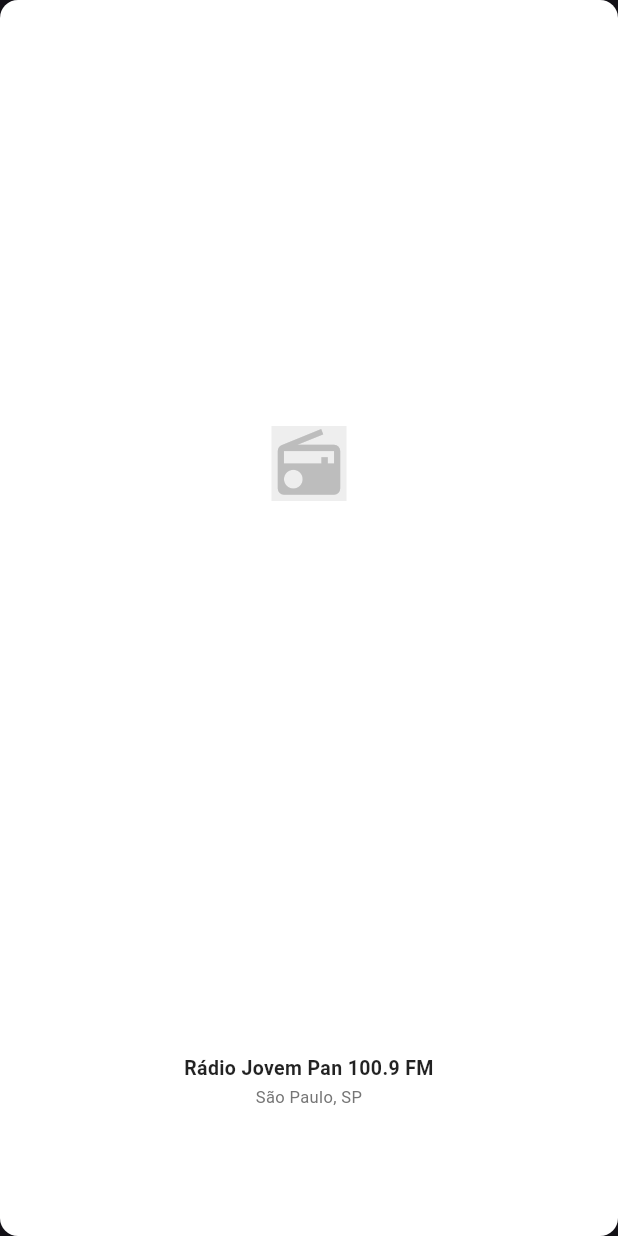
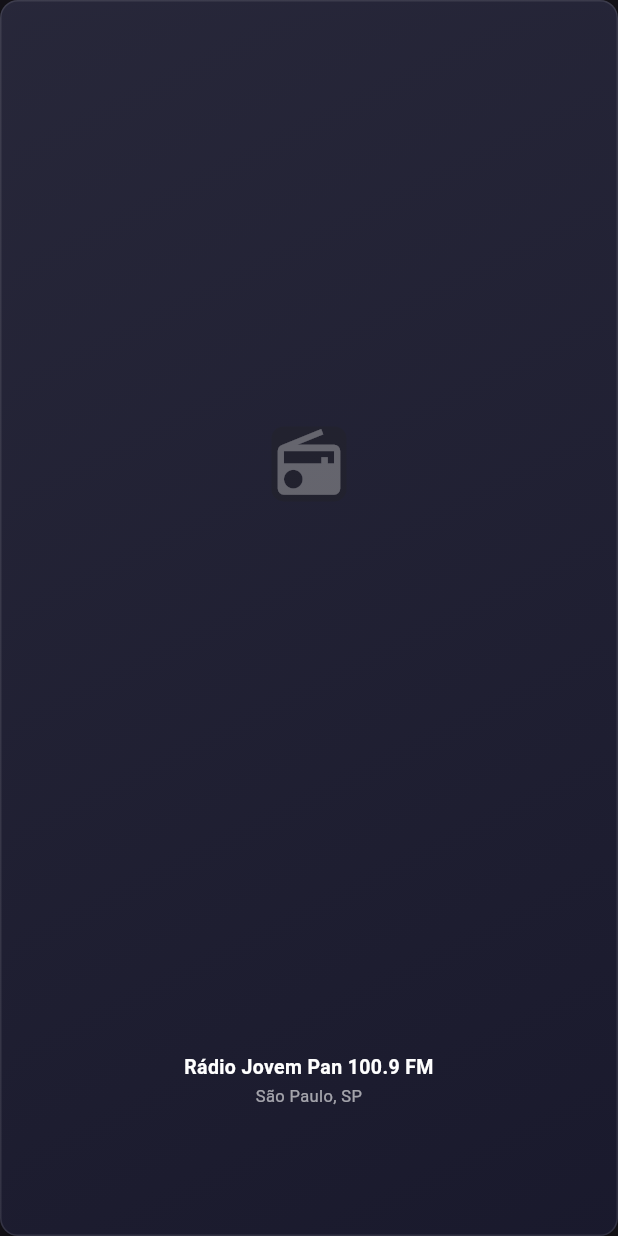
Before and after one commit to Breno2840/Radio-atual, a Flutter app: the RadioGridItem widget shown alone on an empty page, opened directly with sample values from the repository, on a phone screen of 412 x 824 dp. Run offline on Flutter 3.47's test engine with Material 3 defaults, Android fonts, the phone set to English and light mode, and no system bars; drawn by our look-alikes of cached_network_image; our stand-ins replace audio_service, device_info_plus, glassmorphism, just_audio, palette_generator, permission_handler and 1 more; accounts and stored records are empty; network calls fail.

Commit message:
Atualizar o radio_grid_item.dart

```diff
--- a/lib/widgets/radio_grid_item.dart
+++ b/lib/widgets/radio_grid_item.dart
@@ -20,13 +20,24 @@ class RadioGridItem extends StatelessWidget {
       onTap: onTap,
       child: Container(
         decoration: BoxDecoration(
-          color: Colors.white,
+          gradient: LinearGradient(
+            begin: Alignment.topLeft,
+            end: Alignment.bottomRight,
+            colors: [
+              const Color(0xFF2a2a3e).withOpacity(0.9),
+              const Color(0xFF1a1a2e).withOpacity(0.95),
+            ],
+          ),
           borderRadius: BorderRadius.circular(12),
+          border: Border.all(
+            color: Colors.white.withOpacity(0.1),
+            width: 1,
+          ),
           boxShadow: [
             BoxShadow(
-              color: Colors.black.withOpacity(0.1),
-              blurRadius: 8,
-              offset: const Offset(0, 2),
+              color: Colors.black.withOpacity(0.3),
+              blurRadius: 12,
+              offset: const Offset(0, 4),
             ),
           ],
         ),
@@ -42,7 +53,10 @@ class RadioGridItem extends StatelessWidget {
                     imageUrl: station.artUrl,
                     fit: BoxFit.contain,
                     placeholder: (context, url) => Container(
-                      color: Colors.grey[200],
+                      decoration: BoxDecoration(
+                        color: Colors.grey[900]?.withOpacity(0.3),
+                        borderRadius: BorderRadius.circular(8),
+                      ),
                       child: Center(
                         child: SizedBox(
                           width: 30,
@@ -50,18 +64,21 @@ class RadioGridItem extends StatelessWidget {
                           child: CircularProgressIndicator(
                             strokeWidth: 2,
                             valueColor: AlwaysStoppedAnimation<Color>(
-                              Colors.grey[400]!,
+                              Colors.white.withOpacity(0.5),
                             ),
                           ),
                         ),
                       ),
                     ),
                     errorWidget: (context, url, error) => Container(
-                      color: Colors.grey[200],
+                      decoration: BoxDecoration(
+                        color: Colors.grey[900]?.withOpacity(0.3),
+                        borderRadius: BorderRadius.circular(8),
+                      ),
                       child: Icon(
                         Icons.radio,
                         size: 50,
-                        color: Colors.grey[400],
+                        color: Colors.white.withOpacity(0.3),
                       ),
                     ),
                   ),
@@ -84,7 +101,7 @@ class RadioGridItem extends StatelessWidget {
                       style: const TextStyle(
                         fontSize: 13,
                         fontWeight: FontWeight.w600,
-                        color: Colors.black87,
+                        color: Colors.white,
                       ),
                       maxLines: 1,
                       overflow: TextOverflow.ellipsis,
@@ -95,7 +112,7 @@ class RadioGridItem extends StatelessWidget {
                       station.location,
                       style: TextStyle(
                         fontSize: 11,
-                        color: Colors.grey[600],
+                        color: Colors.white.withOpacity(0.6),
                         fontWeight: FontWeight.w400,
                       ),
                       maxLines: 1,
```
